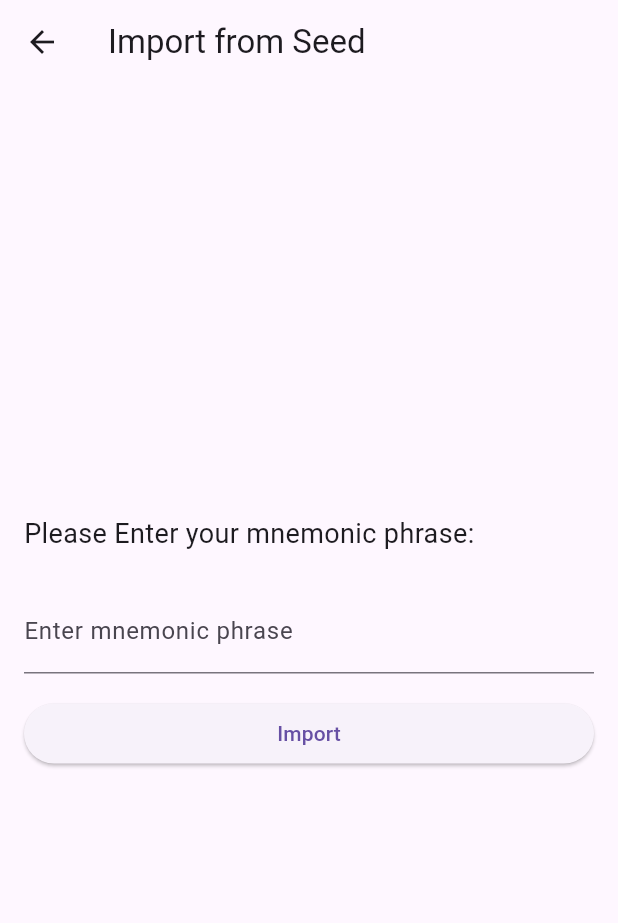
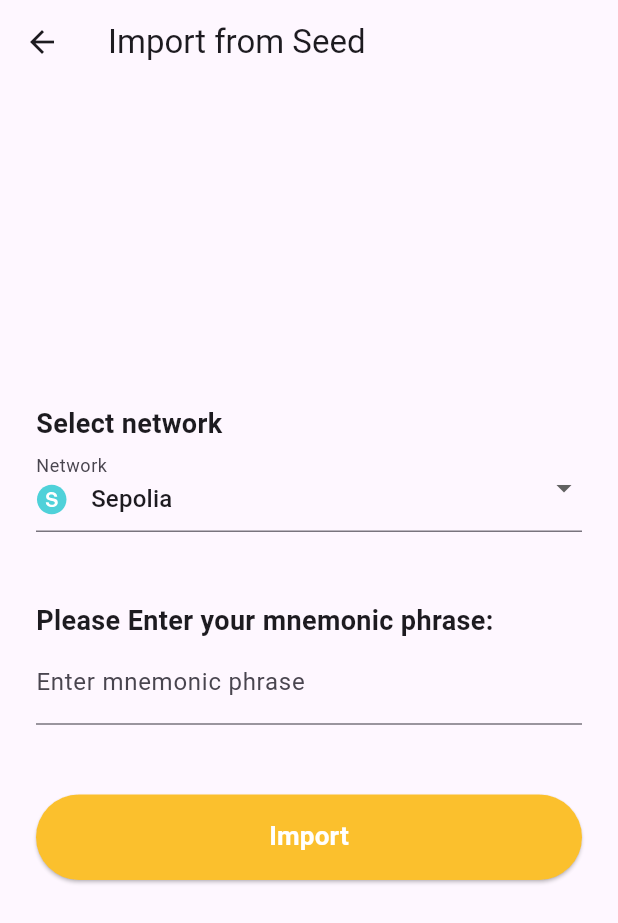
Before and after one commit to XuanThao03/crypto_wallet_se334, a Flutter app: the CreateOrImportPage screen opened by its route, after a tap on "Import from Seed", on a phone screen of 412 x 824 dp. Shown: the top 923 px of the screen. Run offline on Flutter 3.47's test engine with Material 3 defaults, Android fonts, the phone set to English and light mode, and no system bars; our stand-ins replace flutter_screenutil, flutter_svg, go_router, hex, shared_preferences; missing offline and left inert: bip32, bip39, dart:ffi, ed25519_hd_key, web3dart; accounts and stored records are empty.

Commit message:
update import wallet with network

```diff
--- a/lib/config/routes/router.dart
+++ b/lib/config/routes/router.dart
@@ -2,6 +2,7 @@ import 'package:flutter/material.dart';
 import 'package:go_router/go_router.dart';
 import 'package:wallet/config/routes/routes.dart';
 import 'package:wallet/screens/create_or_import.dart';
+import 'package:wallet/screens/import_wallet.dart';
 import 'package:wallet/screens/login_page.dart';
 import 'package:wallet/screens/onBoarding_Screens/onBoarding.dart';
 import 'package:wallet/screens/onBoarding_Screens/plash_screen.dart';
@@ -46,6 +47,13 @@ class AppRouter {
           child: WalletPage(),
         ),
       ),
+      GoRoute(
+        name: Routes.importWallet,
+        path: '/importWallet',
+        pageBuilder: (context, state) => const MaterialPage(
+          child: ImportWallet(),
+        ),
+      ),
     ],
   );
 }
--- a/lib/config/routes/routes.dart
+++ b/lib/config/routes/routes.dart
@@ -4,4 +4,5 @@ class Routes {
   static String logIn = 'logIn';
   static String accessWallet = 'accessWallet';
   static String home = 'home';
+  static String importWallet = 'importWallet';
 }
--- a/lib/config/themes/media_src.dart
+++ b/lib/config/themes/media_src.dart
@@ -7,12 +7,13 @@ class MediaResource {
   static const _baseIcons = 'assets/icons';
 
   //App Icons
-  // static const notificationIcon = '$_baseIcons/notificationIcon.svg';
+  static const ethereumIC = '$_baseIcons/ethereum.svg';
+  static const sepoliaIC = '$_baseIcons/sepolia.svg';
 
   //OnBoarding Icons
-  static const onBoarding1 = '$_baseIcons/onBoarding1.svg';
-  static const onBoarding2 = '$_baseIcons/onBoarding2.svg';
-  static const onBoarding3 = '$_baseIcons/onBoarding3.svg';
+  static const onBoarding1IC = '$_baseIcons/onBoarding1.svg';
+  static const onBoarding2IC = '$_baseIcons/onBoarding2.svg';
+  static const onBoarding3IC = '$_baseIcons/onBoarding3.svg';
 
   //Social Icons
 
--- /dev/null
+++ b/lib/core/common/const/networks.dart
@@ -0,0 +1,4 @@
+class Networks {
+  static String ethereum = 'Ethereum';
+  static String sepolia = 'Sepolia';
+}
--- a/lib/screens/create_or_import.dart
+++ b/lib/screens/create_or_import.dart
@@ -1,4 +1,7 @@
 import 'package:flutter/material.dart';
+import 'package:flutter_screenutil/flutter_screenutil.dart';
+import 'package:wallet/config/themes/app_palette.dart';
+import 'package:wallet/config/themes/media_src.dart';
 import 'package:wallet/screens/generate_mnemonic_page.dart';
 import 'package:wallet/screens/import_wallet.dart';
 
@@ -14,35 +17,22 @@ class CreateOrImportPage extends StatelessWidget {
           mainAxisAlignment: MainAxisAlignment.center,
           crossAxisAlignment: CrossAxisAlignment.stretch,
           children: [
-            // Header
-            Container(
-              alignment: Alignment.center,
-              child: const Text(
-                'Moralis Wallet',
-                style: TextStyle(
-                  fontSize: 24.0,
-                  fontWeight: FontWeight.bold,
-                ),
-              ),
-            ),
-            const SizedBox(height: 24.0),
-
             // Logo
             Container(
               width: double.infinity,
               alignment: Alignment.center,
               child: SizedBox(
-                width: 150,
-                height: 200,
+                width: 200.w,
+                height: 250.h,
                 child: Image.asset(
-                  'assets/imgs/logo.png',
+                  MediaResource.logoBlack,
                   fit: BoxFit.contain,
                 ),
               ),
             ),
             const SizedBox(height: 50.0),
 
-            // Login button
+            // Create Wallet
             ElevatedButton(
               onPressed: () {
                 Navigator.push(
@@ -54,7 +44,7 @@ class CreateOrImportPage extends StatelessWidget {
               },
               style: ElevatedButton.styleFrom(
                 backgroundColor:
-                    Colors.blue, // Customize button background color
+                    AppPalette.primary, // Customize button background color
                 foregroundColor: Colors.white, // Customize button text color
                 padding: const EdgeInsets.all(16.0),
               ),
@@ -68,10 +58,9 @@ class CreateOrImportPage extends StatelessWidget {
 
             const SizedBox(height: 16.0),
 
-            // Register button
+            // Import Walledt
             ElevatedButton(
               onPressed: () {
-                // Add your register logic here
                 Navigator.push(
                   context,
                   MaterialPageRoute(
@@ -85,10 +74,10 @@ class CreateOrImportPage extends StatelessWidget {
                 foregroundColor: Colors.black, // Customize button text color
                 padding: const EdgeInsets.all(16.0),
               ),
-              child: const Text(
+              child: Text(
                 'Import from Seed',
                 style: TextStyle(
-                  fontSize: 18.0,
+                  fontSize: 18.sp,
                 ),
               ),
             ),
@@ -99,7 +88,7 @@ class CreateOrImportPage extends StatelessWidget {
             Container(
               alignment: Alignment.center,
               child: const Text(
-                '© 2023 Moralis. All rights reserved.',
+                '© 2024 SE334. All rights reserved.',
                 style: TextStyle(
                   fontSize: 12.0,
                   color: Colors.grey,
--- a/lib/screens/import_wallet.dart
+++ b/lib/screens/import_wallet.dart
@@ -1,5 +1,14 @@
+import 'dart:ffi';
+
 import 'package:flutter/material.dart';
+import 'package:flutter_screenutil/flutter_screenutil.dart';
+import 'package:flutter_svg/flutter_svg.dart';
+import 'package:go_router/go_router.dart';
 import 'package:provider/provider.dart';
+import 'package:wallet/config/routes/routes.dart';
+import 'package:wallet/config/themes/app_palette.dart';
+import 'package:wallet/config/themes/media_src.dart';
+import 'package:wallet/core/common/const/networks.dart';
 import 'package:wallet/providers/wallet_provider.dart';
 import 'package:wallet/screens/wallet.dart';
 
@@ -12,7 +21,7 @@ class ImportWallet extends StatefulWidget {
 
 class _ImportWalletState extends State<ImportWallet> {
   bool isVerified = false;
-  String verificationText = '';
+  String verificationText = '', selectedNetwork = Networks.sepolia;
 
   void navigateToWalletPage() {
     Navigator.push(
@@ -23,12 +32,14 @@ class _ImportWalletState extends State<ImportWallet> {
 
   @override
   Widget build(BuildContext context) {
+    print("Selected $selectedNetwork");
     void verifyMnemonic() async {
       final walletProvider =
           Provider.of<WalletProvider>(context, listen: false);
 
       // Call the getPrivateKey function from the WalletProvider
-      final privateKey = await walletProvider.getPrivateKey(verificationText);
+      final privateKey = await walletProvider.getPrivateKey(
+          verificationText, selectedNetwork, true);
       print("privateK $privateKey");
       // Navigate to the WalletPage
       navigateToWalletPage();
@@ -37,32 +48,93 @@ class _ImportWalletState extends State<ImportWallet> {
     return Scaffold(
       appBar: AppBar(
         title: const Text('Import from Seed'),
+        leading: Icon(Icons.arrow_back),
       ),
       body: Padding(
-        padding: const EdgeInsets.all(16.0),
+        padding: const EdgeInsets.all(24.0),
         child: Column(
           mainAxisAlignment: MainAxisAlignment.center,
           crossAxisAlignment: CrossAxisAlignment.stretch,
           children: [
             const Text(
+              'Select network',
+              style: TextStyle(fontSize: 18.0, fontWeight: FontWeight.w600),
+            ),
+            DropdownButtonFormField<String>(
+              decoration: InputDecoration(
+                  label: const Text("Network"),
+                  contentPadding: EdgeInsets.symmetric(vertical: 10.h)),
+              onChanged: (value) {
+                value = value;
+              },
+              value: "Sepolia",
+              items: [
+                const DropdownMenuItem(
+                  alignment: Alignment.center,
+                  value: "",
+                  enabled: false,
+                  child: Text("Select Network"),
+                ),
+                DropdownMenuItem(
+                  value: "Ethereum",
+                  child: Row(
+                    children: [
+                      SvgPicture.asset(
+                        MediaResource.ethereumIC,
+                        width: 15.w,
+                      ),
+                      SizedBox(width: 15.w),
+                      Text(Networks.ethereum),
+                    ],
+                  ),
+                  onTap: () => selectedNetwork = Networks.ethereum,
+                ),
+                DropdownMenuItem(
+                  value: "Sepolia",
+                  child: Row(
+                    children: [
+                      SvgPicture.asset(
+                        MediaResource.sepoliaIC,
+                        width: 20.w,
+                      ),
+                      SizedBox(width: 15.w),
+                      Text(Networks.sepolia),
+                    ],
+                  ),
+                  onTap: () => selectedNetwork = Networks.sepolia,
+                )
+              ],
+            ),
+            SizedBox(height: 48.h),
+            const Text(
               'Please Enter your mnemonic phrase:',
-              style: TextStyle(fontSize: 18.0),
+              style: TextStyle(fontSize: 18.0, fontWeight: FontWeight.w600),
             ),
-            const SizedBox(height: 24.0),
             TextField(
               onChanged: (value) {
                 setState(() {
                   verificationText = value;
                 });
               },
+              maxLines: null,
               decoration: const InputDecoration(
                 labelText: 'Enter mnemonic phrase',
               ),
             ),
-            const SizedBox(height: 16.0),
+            SizedBox(height: 48.h),
             ElevatedButton(
               onPressed: verifyMnemonic,
-              child: const Text('Import'),
+              child: Text(
+                'Import',
+                style: TextStyle(
+                    fontWeight: FontWeight.w600,
+                    fontSize: 18.sp,
+                    color: Colors.white),
+              ),
+              style: ElevatedButton.styleFrom(
+                backgroundColor: AppPalette.primary,
+                padding: const EdgeInsets.all(16.0),
+              ),
             ),
             const SizedBox(height: 24.0),
           ],
--- a/lib/screens/onBoarding_Screens/onBoarding1.dart
+++ b/lib/screens/onBoarding_Screens/onBoarding1.dart
@@ -1,6 +1,8 @@
 import 'package:flutter/material.dart';
 import 'package:flutter_screenutil/flutter_screenutil.dart';
 import 'package:flutter_svg/flutter_svg.dart';
+import 'package:go_router/go_router.dart';
+import 'package:wallet/config/routes/routes.dart';
 import 'package:wallet/config/themes/app_palette.dart';
 import 'package:wallet/config/themes/media_src.dart';
 
@@ -15,7 +17,7 @@ class OnBoarding1 extends StatelessWidget {
       appBar: AppBar(actions: [
         GestureDetector(
           onTap: () {
-            print("Tap");
+            context.pushReplacementNamed(Routes.accessWallet);
           },
           child: Padding(
             padding: EdgeInsets.only(right: 20.w),
@@ -36,7 +38,7 @@ class OnBoarding1 extends StatelessWidget {
               // color: Colors.amber,
               child: Center(
                 child: SvgPicture.asset(
-                  MediaResource.onBoarding1,
+                  MediaResource.onBoarding1IC,
                   width: 450.w,
                   height: 300.h,
                 ),
--- a/lib/screens/verify_mnemonic_page.dart
+++ b/lib/screens/verify_mnemonic_page.dart
@@ -1,5 +1,6 @@
 import 'package:flutter/material.dart';
 import 'package:provider/provider.dart';
+import 'package:wallet/core/common/const/networks.dart';
 import 'package:wallet/screens/wallet.dart';
 import 'package:wallet/providers/wallet_provider.dart';
 
@@ -21,7 +22,9 @@ class _VerifyMnemonicPageState extends State<VerifyMnemonicPage> {
     final walletProvider = Provider.of<WalletProvider>(context, listen: false);
 
     if (verificationText.trim() == widget.mnemonic.trim()) {
-      walletProvider.getPrivateKey(widget.mnemonic).then((privateKey) {
+      walletProvider
+          .getPrivateKey(widget.mnemonic, Networks.sepolia, true)
+          .then((privateKey) {
         setState(() {
           isVerified = true;
         });
--- a/pubspec.yaml
+++ b/pubspec.yaml
@@ -48,6 +48,7 @@ dependencies:
   intl: ^0.19.0
   go_router: ^14.2.0
   flutter_svg: ^2.0.9
+  bip32: ^2.0.0
 
 dev_dependencies:
   flutter_test:
```
Also changed, not shown: lib/providers/wallet_provider.dart (+26 -5 lines), lib/screens/onBoarding_Screens/onBoarding.dart (+10 -14 lines), lib/screens/onBoarding_Screens/onBoarding2.dart (+7 -7 lines), lib/screens/onBoarding_Screens/onBoarding3.dart (+7 -7 lines), lib/screens/wallet.dart (+8 -11 lines), assets/icons/ethereum.svg (added), assets/icons/sepolia.svg (added), pubspec.lock.
